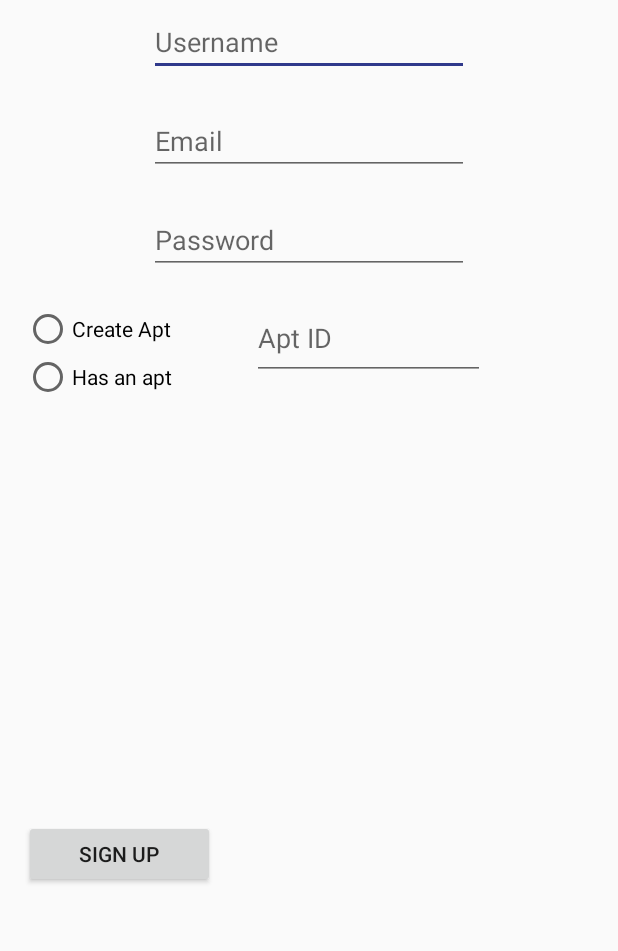
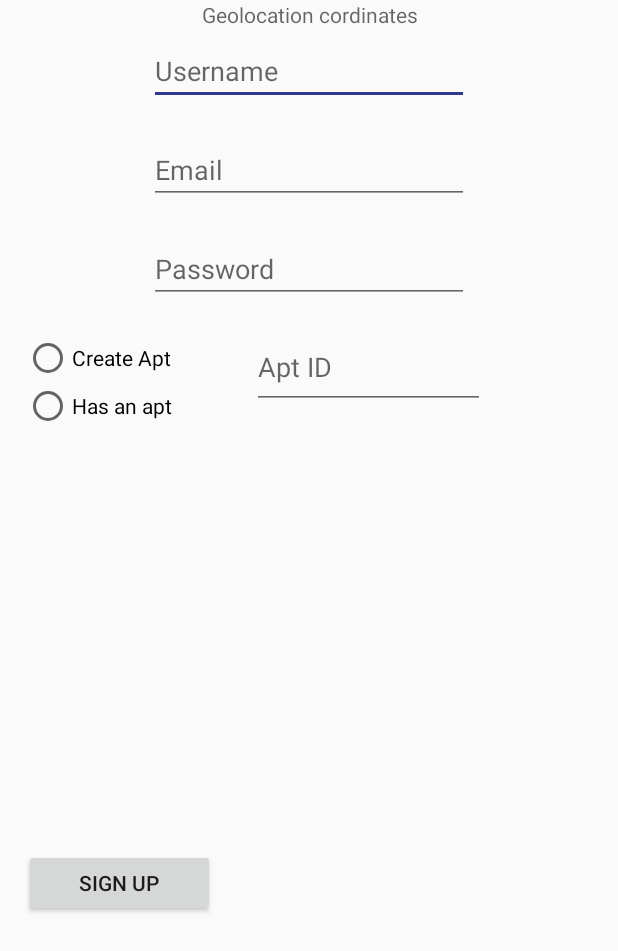
Before and after one commit to Shotafim/androidApp, an Android app: the RegisterActivity screen opened directly, with no data from a screen before it, on a phone screen of 412 x 824 dp. Shown: the top 951 px of the screen. Run offline under Robolectric (Android 15) with nearby library versions, the phone set to English and light mode, and no system bars; our stand-ins replace Firebase (no records; nobody signed in at launch, a user with empty details on screens opened directly).

Commit message:
Added: Geo coordinates catch in RegistrationActivity + Premission for geo use.

```diff
--- a/app/src/main/AndroidManifest.xml
+++ b/app/src/main/AndroidManifest.xml
@@ -1,6 +1,9 @@
 <?xml version="1.0" encoding="utf-8"?>
 <manifest xmlns:android="http://schemas.android.com/apk/res/android"
     package="com.example.gal.shotafim">
+
+    <uses-permission android:name="android.permission.ACCESS_COARSE_LOCATION" />
+    <uses-permission android:name="android.permission.ACCESS_FINE_LOCATION"/>
 
     <application
         android:allowBackup="true"
--- a/app/src/main/java/com/example/gal/shotafim/PersonalAreaActivity.java
+++ b/app/src/main/java/com/example/gal/shotafim/PersonalAreaActivity.java
@@ -1,6 +1,8 @@
 package com.example.gal.shotafim;
 
 import android.content.Intent;
+import android.location.LocationListener;
+import android.location.LocationManager;
 import android.net.Uri;
 import android.opengl.Visibility;
 import android.support.v7.app.AppCompatActivity;
--- a/app/src/main/java/com/example/gal/shotafim/RegisterActivity.java
+++ b/app/src/main/java/com/example/gal/shotafim/RegisterActivity.java
@@ -1,7 +1,15 @@
 package com.example.gal.shotafim;
 
+import android.Manifest;
 import android.content.Intent;
+import android.content.pm.PackageManager;
+import android.location.Location;
+import android.location.LocationListener;
+import android.location.LocationManager;
+import android.os.Build;
+import android.provider.Settings;
 import android.support.annotation.NonNull;
+import android.support.v4.app.ActivityCompat;
 import android.support.v7.app.AppCompatActivity;
 import android.os.Bundle;
 import android.util.Log;
@@ -10,6 +18,7 @@ import android.widget.Button;
 import android.widget.EditText;
 import android.widget.RadioButton;
 import android.widget.RadioGroup;
+import android.widget.TextView;
 import android.widget.Toast;
 
 import com.google.firebase.database.DataSnapshot;
@@ -43,6 +52,12 @@ public class RegisterActivity extends AppCompatActivity {
     private Address address;
     private User user;
 
+    //Geolocation
+    private LocationManager locationManager;
+    private LocationListener locationListener;
+    private TextView geoText;
+
+
     @Override
     protected void onCreate(Bundle savedInstanceState) {
         super.onCreate(savedInstanceState);
@@ -58,21 +73,22 @@ public class RegisterActivity extends AppCompatActivity {
         cityTxt = findViewById(R.id.cityTxt);
         streetTxt = findViewById(R.id.streetTxt);
         countryTxt = findViewById(R.id.countryTxt);
-        hasAptRadio =findViewById(R.id.radioButtonHas);
+        hasAptRadio = findViewById(R.id.radioButtonHas);
         createAptRadio = findViewById(R.id.radioButtonCreate);
         signUpBtn = findViewById(R.id.signUpBtn);
+
+        geoText = findViewById(R.id.geoTextView);
 
         radioGroup = findViewById(R.id.radioGroup);
 
         radioGroup.setOnCheckedChangeListener(new RadioGroup.OnCheckedChangeListener() {
             @Override
             public void onCheckedChanged(RadioGroup group, int checkedId) {
-                if( radioGroup.getCheckedRadioButtonId()==hasAptRadio.getId() ){
+                if (radioGroup.getCheckedRadioButtonId() == hasAptRadio.getId()) {
                     createAptInvisiable();
-                }
-                else{
+                } else {
                     int _id = new Random().nextInt(9000) + 1000;
-                    aptIDTxt.setText(""+_id);
+                    aptIDTxt.setText("" + _id);
                     createAptVisiable();
                 }
             }
@@ -83,8 +99,14 @@ public class RegisterActivity extends AppCompatActivity {
                 OnClickSignUp();
             }
         });
+
+        //Geo
+       setup_geo_coordinates();
+
+
     }
-    private void createAptVisiable(){
+
+    private void createAptVisiable() {
         aptTxt.setVisibility(View.VISIBLE);
         cityTxt.setVisibility(View.VISIBLE);
         streetTxt.setVisibility(View.VISIBLE);
@@ -92,13 +114,15 @@ public class RegisterActivity extends AppCompatActivity {
 
 
     }
-    private void createAptInvisiable(){
+
+    private void createAptInvisiable() {
         aptTxt.setVisibility(View.INVISIBLE);
         cityTxt.setVisibility(View.INVISIBLE);
         streetTxt.setVisibility(View.INVISIBLE);
         countryTxt.setVisibility(View.INVISIBLE);
     }
-    public void OnClickSignUp(){
+
+    public void OnClickSignUp() {
         final DatabaseReference db = FirebaseDatabase.getInstance().getReference();
 
         // Sets the user data by the clicked RadioBtn
@@ -108,7 +132,7 @@ public class RegisterActivity extends AppCompatActivity {
                 passTxt.getText().toString(),
                 aptIDTxt.getText().toString());
 
-        Log.v("USER DATA : ###" , user.toString());
+        Log.v("USER DATA : ###", user.toString());
 
 
         address = new Address(countryTxt.getText().toString(),
@@ -116,7 +140,7 @@ public class RegisterActivity extends AppCompatActivity {
                 aptTxt.getText().toString(),
                 streetTxt.getText().toString());
 
-        if(createAptRadio.isChecked()){
+        if (createAptRadio.isChecked()) {
             regUserGroup = new Group(Generator.nextSessionId(),
                     aptIDTxt.getText().toString(),
                     user.getName(),
@@ -125,53 +149,48 @@ public class RegisterActivity extends AppCompatActivity {
         }
 
 
-
-
-        if(HasEmptyFields() || (radioGroup.getCheckedRadioButtonId() == -1)) {
+        if (HasEmptyFields() || (radioGroup.getCheckedRadioButtonId() == -1)) {
             Log.v("REGISTER:::", "RADIO ID IN IF: " + radioGroup.getCheckedRadioButtonId());
             Log.v("REGISTER:::", "RADIO hasAPT: " + hasAptRadio.getId());
             Log.v("REGISTER:::", "RADIO createAPT: " + createAptRadio.getId());
-            Toast.makeText(RegisterActivity.this,"There is empty field,try again!",Toast.LENGTH_LONG).show();
-        }
-        else{
-            db.child("Users").child(user.getEmail().replace(".","|").toLowerCase()).addListenerForSingleValueEvent(new ValueEventListener() {
+            Toast.makeText(RegisterActivity.this, "There is empty field,try again!", Toast.LENGTH_LONG).show();
+        } else {
+            db.child("Users").child(user.getEmail().replace(".", "|").toLowerCase()).addListenerForSingleValueEvent(new ValueEventListener() {
                 @Override
                 public void onDataChange(@NonNull DataSnapshot dataSnapshot) {
-                    if(dataSnapshot.exists()){
+                    if (dataSnapshot.exists()) {
                         Toast.makeText(RegisterActivity.this, "Email already registered ", Toast.LENGTH_LONG).show();
-                    }
-                    else{ // User dont exist in the system, adding new user to db.
-                        if(createAptRadio.isChecked()){
+                    } else { // User dont exist in the system, adding new user to db.
+                        if (createAptRadio.isChecked()) {
                             //looking if the group is already exist.
                             db.child("Group").child(regUserGroup.getGroupName()).addListenerForSingleValueEvent(new ValueEventListener() {
                                 @Override
                                 public void onDataChange(@NonNull DataSnapshot dataSnapshot) {
-                                    if(dataSnapshot.exists()){
+                                    if (dataSnapshot.exists()) {
                                         Toast.makeText(RegisterActivity.this, "Group already exists", Toast.LENGTH_LONG).show();
-                                    }else { // their is no such group , we can add the user and the group to the database.
-                                        db.child("Users").child(user.getEmail().replace(",","|")).setValue(user);
+                                    } else { // their is no such group , we can add the user and the group to the database.
+                                        db.child("Users").child(user.getEmail().replace(",", "|")).setValue(user);
                                         db.child("Group").child(user.getmGroupName()).setValue(regUserGroup);
                                         Toast.makeText(RegisterActivity.this, "User Registration & Group Complete", Toast.LENGTH_LONG).show();
                                         Intent s = new Intent(getApplicationContext(), LoginActivity.class);
                                         startActivity(s);
                                     }
                                 }
+
                                 @Override
                                 public void onCancelled(@NonNull DatabaseError databaseError) {
 
                                 }
                             });
-                        }
-
-                        else { // hasAptBtn checked
+                        } else { // hasAptBtn checked
                             db.child("Group").child(user.getmGroupName()).addListenerForSingleValueEvent(new ValueEventListener() {
                                                                                                              @Override
                                                                                                              public void onDataChange(@NonNull DataSnapshot dataSnapshot) {
-                                         if(dataSnapshot.exists()){
-                                             db.child("Users").child(user.getEmail().replace(",","|")).setValue(user);
-                                             Toast.makeText(RegisterActivity.this, "You added to group: "+ user.getmGroupName(), Toast.LENGTH_LONG).show();
-                                         }else{
-                                             Toast.makeText(RegisterActivity.this, "Their is no such group: "+ user.getmGroupName(), Toast.LENGTH_LONG).show();
+                                                                                                                 if (dataSnapshot.exists()) {
+                                                                                                                     db.child("Users").child(user.getEmail().replace(",", "|")).setValue(user);
+                                                                                                                     Toast.makeText(RegisterActivity.this, "You added to group: " + user.getmGroupName(), Toast.LENGTH_LONG).show();
+                                                                                                                 } else {
+                                                                                                                     Toast.makeText(RegisterActivity.this, "Their is no such group: " + user.getmGroupName(), Toast.LENGTH_LONG).show();
                                                                                                                  }
                                                                                                              }
 
@@ -185,6 +204,7 @@ public class RegisterActivity extends AppCompatActivity {
 
                     }
                 }
+
                 @Override
                 public void onCancelled(@NonNull DatabaseError databaseError) {
 
@@ -199,14 +219,13 @@ public class RegisterActivity extends AppCompatActivity {
      *  Check if all field is filled.
      * @return True / False , True if there is empty field ,False otherwise.
      */
-    private boolean HasEmptyFields(){
-         if(radioGroup.getCheckedRadioButtonId() == hasAptRadio.getId()){
+    private boolean HasEmptyFields() {
+        if (radioGroup.getCheckedRadioButtonId() == hasAptRadio.getId()) {
             return (aptIDTxt.getText().toString().isEmpty() ||
                     nameTxt.getText().toString().isEmpty() ||
                     emailTxt.getText().toString().isEmpty() ||
                     passTxt.getText().toString().isEmpty());
-         }
-         else{
+        } else {
             return (
                     aptTxt.getText().toString().isEmpty() ||
                             streetTxt.getText().toString().isEmpty() ||
@@ -218,4 +237,59 @@ public class RegisterActivity extends AppCompatActivity {
         }
     }
 
+
+    @Override
+    public void onRequestPermissionsResult(int requestCode, @NonNull String[] permissions, @NonNull int[] grantResults) {
+        switch (requestCode) {
+            case 10:
+                configure();
+                break;
+            default:
+                break;
         }
+    }
+
+    private void configure(){
+        // first check for permissions
+        if (ActivityCompat.checkSelfPermission(this, Manifest.permission.ACCESS_FINE_LOCATION) != PackageManager.PERMISSION_GRANTED && ActivityCompat.checkSelfPermission(this, Manifest.permission.ACCESS_COARSE_LOCATION) != PackageManager.PERMISSION_GRANTED) {
+            if (Build.VERSION.SDK_INT >= Build.VERSION_CODES.M) {
+                requestPermissions(new String[]{Manifest.permission.ACCESS_COARSE_LOCATION,Manifest.permission.ACCESS_FINE_LOCATION,Manifest.permission.INTERNET}
+                        ,10);
+            }
+            return;
+        }
+        // this code won't execute IF permissions are not allowed, because in the line above there is return statement.
+        locationManager.requestLocationUpdates("gps", 5000, 0, locationListener);
+    }
+
+    private void setup_geo_coordinates(){
+        locationManager = (LocationManager) getSystemService(LOCATION_SERVICE);
+        locationListener = new LocationListener() {
+            @Override
+            public void onLocationChanged(Location location) {
+                geoText.setText("\n" + location.getLongitude() + " " + location.getLatitude());
+            }
+
+            @Override
+            public void onStatusChanged(String s, int i, Bundle bundle) {
+
+            }
+
+            @Override
+            public void onProviderEnabled(String s) {
+
+            }
+
+            @Override
+            public void onProviderDisabled(String s) {
+                Intent i = new Intent(Settings.ACTION_LOCATION_SOURCE_SETTINGS);
+                startActivity(i);
+            }
+        };
+
+        configure();
+    }
+
+
+
+}
--- a/app/src/main/res/layout/activity_register.xml
+++ b/app/src/main/res/layout/activity_register.xml
@@ -18,6 +18,15 @@
             android:layout_marginRight="16dp"
             android:orientation="vertical"
             tools:context=".RegisterActivity">
+
+            <TextView
+                android:layout_width="match_parent"
+                android:layout_height="wrap_content"
+                android:id="@+id/geoTextView"
+                android:hint="Geolocation cordinates"
+                android:gravity="center"/>
+
+
 
             <EditText
                 android:id="@+id/nameTxt"
```
Lines whose indentation alone changed are shown as unchanged.
